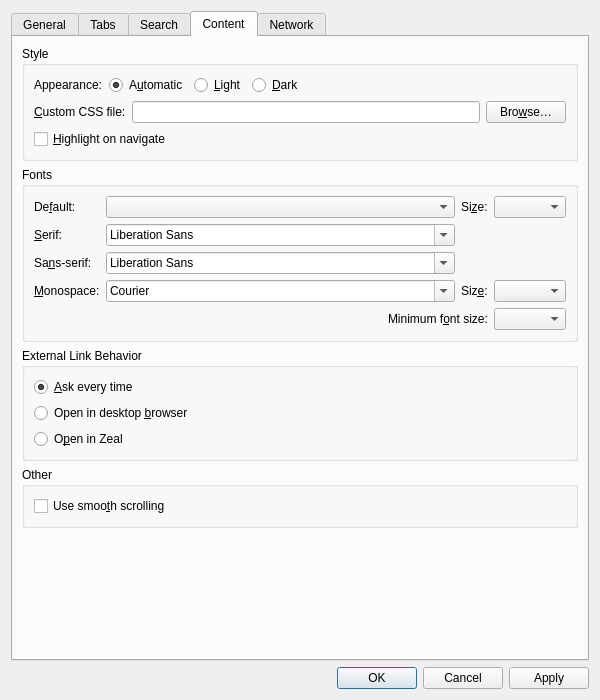
This is src/libs/ui/settingsdialog.ui in zealdocs/zeal as Qt 5 draws it before an edit. The edited form follows.
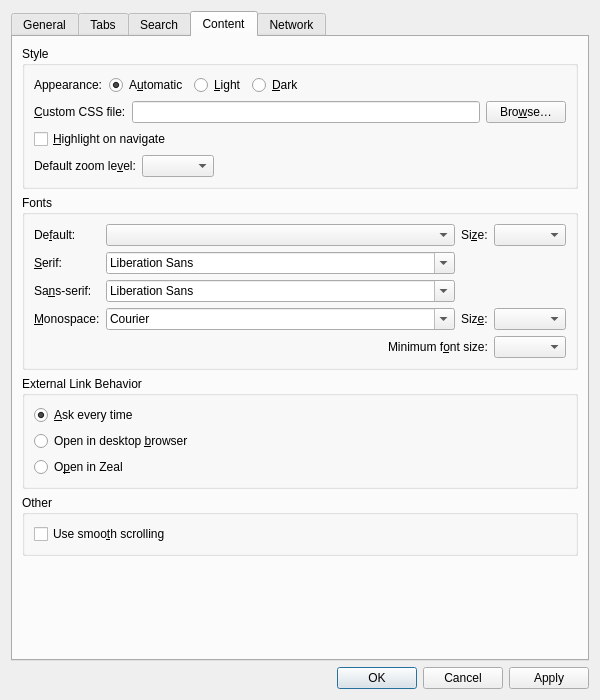
This is the edited form. The open tabs and pages were chosen to show the change. Custom widgets are drawn as their Qt base class.

Commit message:
feat(ui): add a default zoom level setting
The document browser always started at 100%, so a preferred zoom had to
be set again after every launch.

Add a default zoom level to the Style group in Settings > Content. The
value applies to newly created web views and is stored as a percentage,
so it stays readable in the configuration file and survives changes to
WebView::availableZoomLevels().

Rename the zoom reset action and tooltip from "Actual Size" to
"Reset Zoom", which is accurate now that the neutral level is
configurable.

Refs #1335.

Diff of the .ui file:
```diff
--- a/src/libs/ui/settingsdialog.ui
+++ b/src/libs/ui/settingsdialog.ui
@@ -345,6 +345,36 @@
             </property>
            </widget>
           </item>
+          <item>
+           <layout class="QHBoxLayout" name="horizontalLayout_15">
+            <item>
+             <widget class="QLabel" name="defaultZoomLabel">
+              <property name="text">
+               <string>Default zoom le&amp;vel:</string>
+              </property>
+              <property name="buddy">
+               <cstring>defaultZoomComboBox</cstring>
+              </property>
+             </widget>
+            </item>
+            <item>
+             <widget class="QComboBox" name="defaultZoomComboBox"/>
+            </item>
+            <item>
+             <spacer name="horizontalSpacer_8">
+              <property name="orientation">
+               <enum>Qt::Horizontal</enum>
+              </property>
+              <property name="sizeHint" stdset="0">
+               <size>
+                <width>40</width>
+                <height>20</height>
+               </size>
+              </property>
+             </spacer>
+            </item>
+           </layout>
+          </item>
          </layout>
         </widget>
        </item>
```
The commit also changes 7 other files.
